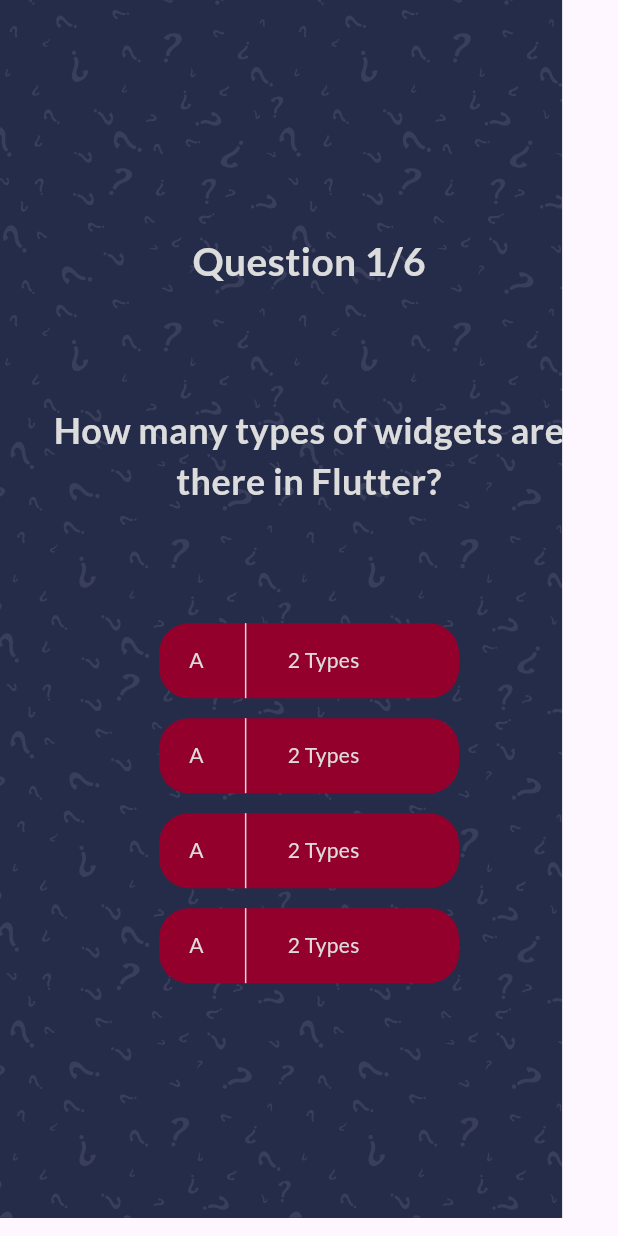
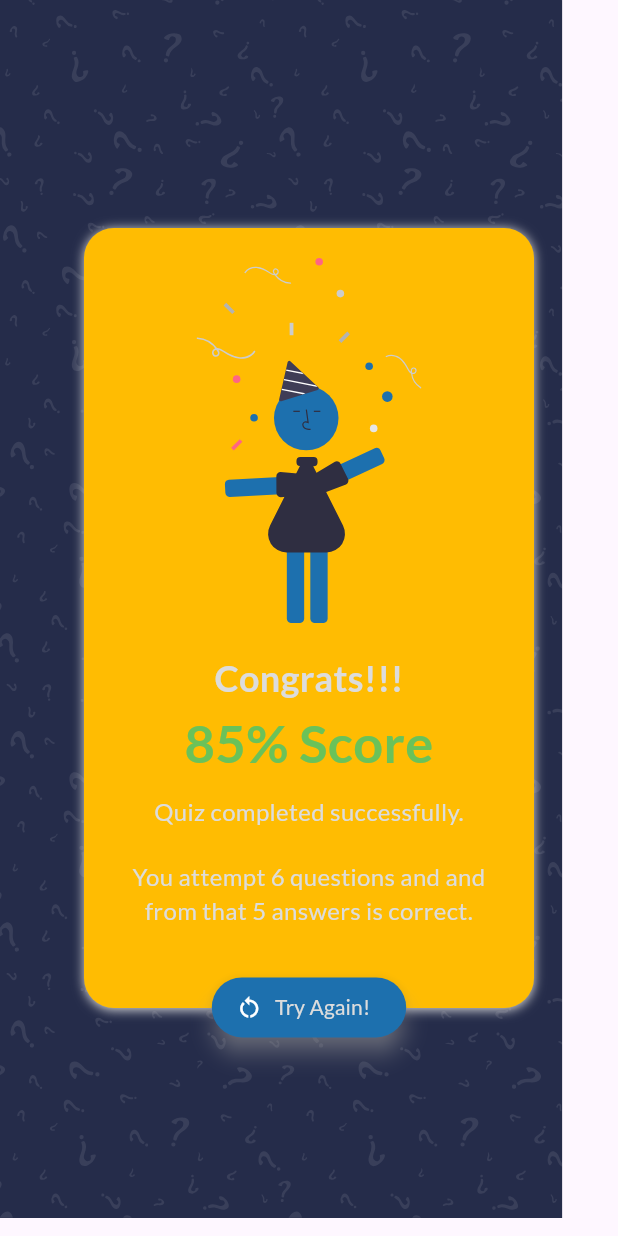
Before and after one commit to amyrmdhn/flutter_quiz, a Flutter app: the screen it shows after launch, on a phone screen of 412 x 824 dp. Run offline on Flutter 3.47's test engine with Material 3 defaults, Android fonts, the phone set to English and light mode, and no system bars; our stand-ins replace google_fonts, websafe_svg.

Commit message:
Add results screen and refactor some things

```diff
--- a/lib/constants.dart
+++ b/lib/constants.dart
@@ -4,7 +4,7 @@ import 'package:google_fonts/google_fonts.dart';
 const primaryColor = Color(0xFFFFBC02);
 const greenColor = Color(0xFF6AC259);
 const greyColor = Color(0xFFDCDCDC);
-const blueCOlor = Color(0xFF1D70AE);
+const blueColor = Color(0xFF1D70AE);
 const splashColor = Colors.black12;
 
 const answerButtonColor = [
@@ -21,6 +21,7 @@ const defaultPadding = 20.0;
 
 class StyledText extends StatelessWidget {
   final String text;
+  final Color color;
   final double fontSize;
   final FontWeight fontWeight;
   final TextAlign? textAlign;
@@ -31,6 +32,7 @@ class StyledText extends StatelessWidget {
     required this.text,
     this.padding = 0,
     this.fontSize = 14.0,
+    this.color = greyColor,
     this.fontWeight = FontWeight.normal,
     this.textAlign,
   });
@@ -44,7 +46,7 @@ class StyledText extends StatelessWidget {
       child: Text(
         text,
         style: GoogleFonts.lato(
-          color: greyColor,
+          color: color,
           fontSize: fontSize,
           fontWeight: fontWeight,
         ),
--- a/lib/quiz_app.dart
+++ b/lib/quiz_app.dart
@@ -1,5 +1,6 @@
 import 'package:flutter/material.dart';
 import 'package:flutter_quiz/screens/queustions_screen/questions_screen.dart';
+import 'package:flutter_quiz/screens/results_screen/results_screen.dart';
 
 import './screens/start_screen/start_screen.dart';
 
@@ -11,7 +12,7 @@ class QuizApp extends StatelessWidget {
     return const  MaterialApp(
       debugShowCheckedModeBanner: false,
       home: Scaffold(
-        body: QuestionsScreen(),
+        body: ResultsScreen(),
       ),
     );
   }
--- /dev/null
+++ b/lib/screens/results_screen/components/results_card.dart
@@ -0,0 +1,35 @@
+import 'package:flutter/material.dart';
+
+import '../../../constants.dart';
+
+class ResultsCard extends StatelessWidget {
+  final Widget child;
+
+  const ResultsCard({
+    super.key,
+    required this.child,
+  });
+
+  @override
+  Widget build(BuildContext context) {
+    return Padding(
+      padding: const EdgeInsets.symmetric(horizontal: defaultPadding),
+      child: Container(
+        width: 300,
+        height: 520,
+        decoration: BoxDecoration(
+          color: primaryColor,
+          borderRadius: BorderRadius.circular(defaultPadding),
+          boxShadow: const [
+            BoxShadow(
+              color: greyColor,
+              offset: Offset(.0, 1),
+              blurRadius: 6.0,
+            ),
+          ],
+        ),
+        child: child,
+      ),
+    );
+  }
+}
--- /dev/null
+++ b/lib/screens/results_screen/components/results_expression.dart
@@ -0,0 +1,29 @@
+import 'package:flutter/material.dart';
+import 'package:websafe_svg/websafe_svg.dart';
+
+import '../../../constants.dart';
+
+class ResultsExpression extends StatelessWidget {
+  const ResultsExpression({
+    super.key,
+  });
+
+  @override
+  Widget build(BuildContext context) {
+    return Column(
+      children: [
+        const SizedBox(height: defaultPadding),
+        WebsafeSvg.asset(
+          'assets/images/congrats.svg',
+          width: 150,
+        ),
+        const SizedBox(height: defaultPadding),
+        const StyledText(
+          text: 'Congrats!!!',
+          fontSize: 24.0,
+          fontWeight: FontWeight.bold,
+        ),
+      ],
+    );
+  }
+}
--- /dev/null
+++ b/lib/screens/results_screen/results_screen.dart
@@ -0,0 +1,70 @@
+import 'package:flutter/material.dart';
+import 'package:flutter_quiz/screens/queustions_screen/components/answer_button.dart';
+import 'package:websafe_svg/websafe_svg.dart';
+
+import '../../constants.dart';
+import 'components/results_card.dart';
+import 'components/results_expression.dart';
+
+class ResultsScreen extends StatelessWidget {
+  const ResultsScreen({super.key});
+
+  @override
+  Widget build(BuildContext context) {
+    return Stack(
+      children: [
+        WebsafeSvg.asset(
+          'assets/images/bg.svg',
+          fit: BoxFit.fill,
+        ),
+        SafeArea(
+          child: Center(
+            child: ResultsCard(
+              child: Stack(
+                alignment: const Alignment(0, 1.1),
+                children: [
+                  const Column(
+                    children: [
+                      // TODO: tambahkan logic untuk menampilkan teks "Condolences :(" jika score < 75%
+                      ResultsExpression(),
+                      StyledText(
+                        text: '85% Score',
+                        color: greenColor,
+                        fontSize: 35.0,
+                        fontWeight: FontWeight.bold,
+                      ),
+                      SizedBox(height: defaultPadding / 2),
+                      StyledText(
+                        text: 'Quiz completed successfully.',
+                        fontSize: 16.0,
+                      ),
+                      SizedBox(height: defaultPadding),
+                      StyledText(
+                        text:
+                            'You attempt 6 questions and and from that 5 answers is correct.',
+                        padding: defaultPadding,
+                        fontSize: 16.0,
+                        textAlign: TextAlign.center,
+                      ),
+                    ],
+                  ),
+                  ElevatedButton.icon(
+                    onPressed: () {},
+                    style: ElevatedButton.styleFrom(
+                      backgroundColor: blueColor,
+                      foregroundColor: Colors.white,
+                      elevation: 6.0,
+                      shadowColor: greyColor,
+                    ),
+                    icon: const Icon(Icons.restart_alt),
+                    label: const StyledText(text: 'Try Again!'),
+                  ),
+                ],
+              ),
+            ),
+          ),
+        ),
+      ],
+    );
+  }
+}
--- a/lib/screens/start_screen/start_screen.dart
+++ b/lib/screens/start_screen/start_screen.dart
@@ -20,7 +20,7 @@ class StartScreen extends StatelessWidget {
             padding: const EdgeInsets.symmetric(horizontal: defaultPadding),
             child: Center(
               child: Column(
-                // Todo ini bisa dihapus nanti, pada sesi commit refactor
+                // TODO ini bisa dihapus nanti, pada sesi commit refactor
                 mainAxisAlignment: MainAxisAlignment.center,
                 children: [
                   const Spacer(flex: 2),
```
